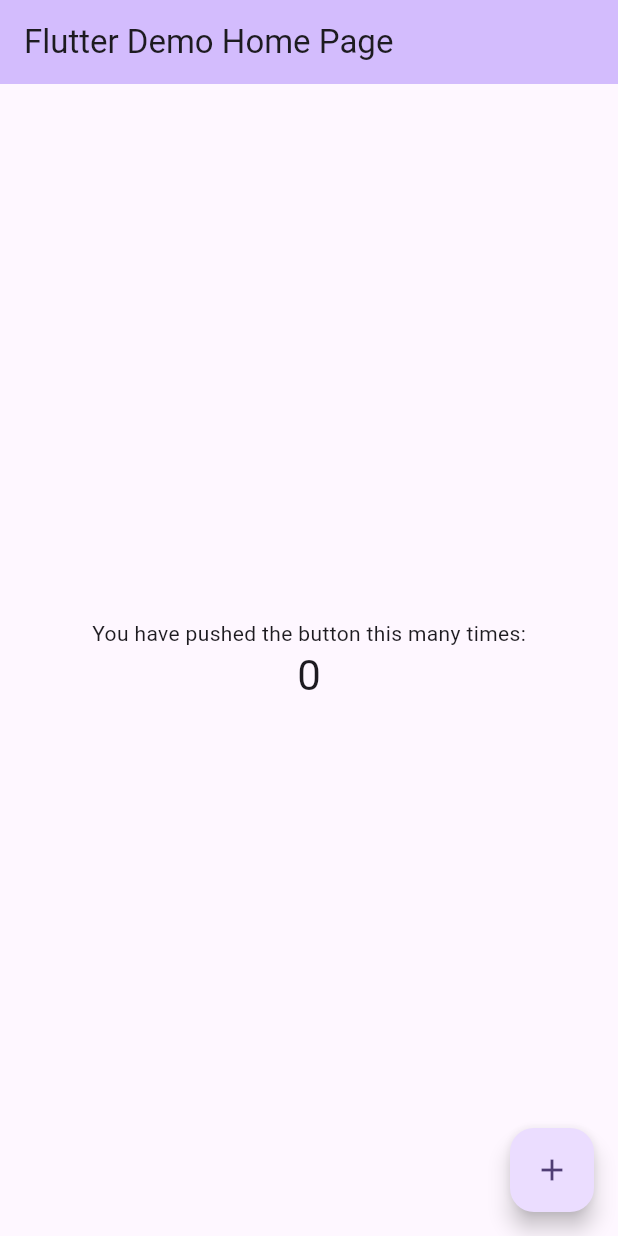
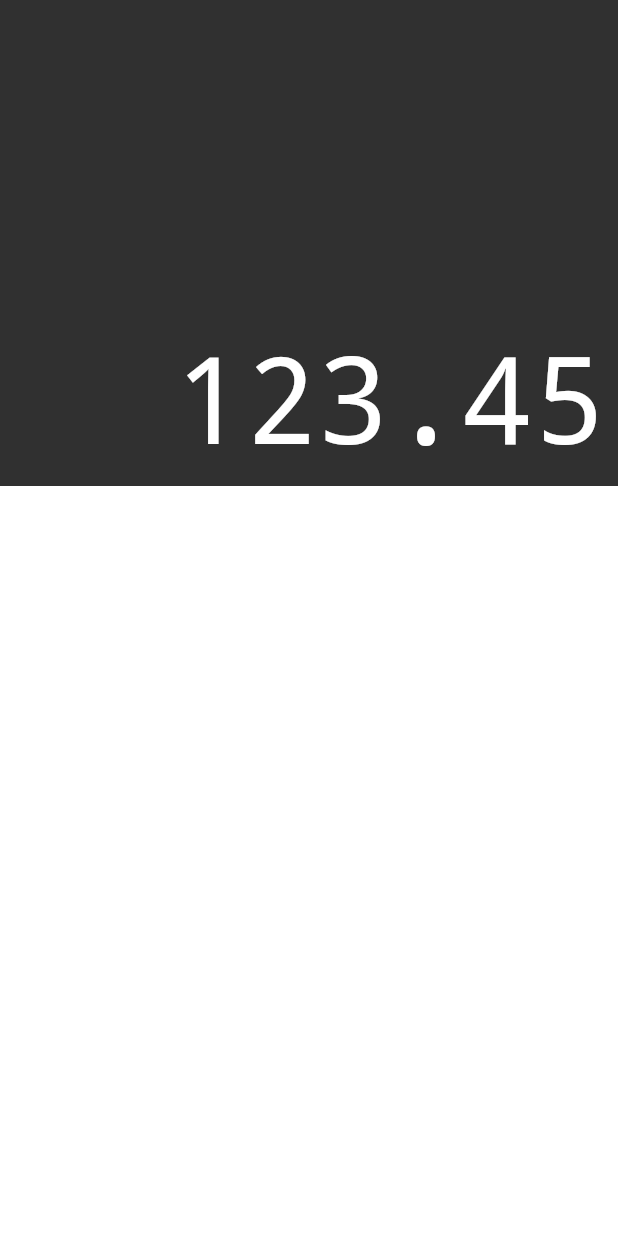
Before and after one commit to Eduardo-Alves-de-Sousa/Calculadora_dart, a Flutter app: the screen it shows after launch, on a phone screen of 412 x 824 dp. Run offline on Flutter 3.47's test engine with Material 3 defaults, Android fonts, the phone set to English and light mode, and no system bars; drawn by our look-alikes of auto_size_text.

Commit message:
constuindo: pastas components e screens com os seus devidos arvivos de display e kayboard juntamente com a adicão de extenção auto_size_text: ^3.0.0 no arquivo pubspec.yaml

```diff
--- /dev/null
+++ b/lib/components/display.dart
@@ -0,0 +1,44 @@
+import 'package:flutter/material.dart';
+// ignore: depend_on_referenced_packages
+import 'package:auto_size_text/auto_size_text.dart';
+// ignore: unnecessary_import
+import 'package:flutter/widgets.dart';
+
+class Display extends StatelessWidget {
+  // ignore: non_constant_identifier_names
+  const Display({super.key,required this.text});
+
+  final String text;
+
+  @override
+  Widget build(BuildContext context) {
+    return Expanded(
+      flex: 1,
+      child: Container(
+        color: const Color.fromRGBO(48, 48, 48, 1),
+        child: Column(
+          mainAxisAlignment: MainAxisAlignment.end,
+          crossAxisAlignment: CrossAxisAlignment.stretch,
+          children: [
+            Padding(
+              padding: const EdgeInsets.all(8.0),
+              child: AutoSizeText(
+                text,
+                minFontSize: 20,
+                maxFontSize: 80,
+                maxLines: 1,
+                textAlign: TextAlign.end,
+                style: const TextStyle(
+                  fontWeight: FontWeight.w100,
+                  decoration: TextDecoration.none,
+                  fontSize: 80,
+                  color: Colors.white,
+                ),
+              ),
+            ),
+          ],
+        ),
+      ),
+    );
+  }
+}
--- /dev/null
+++ b/lib/components/keyboard.dart
@@ -0,0 +1,12 @@
+import 'package:flutter/material.dart';
+
+class Keyboard extends StatelessWidget {
+  const Keyboard({super.key});
+
+  @override
+  Widget build(BuildContext context) {
+    return Container(
+      height: 500,
+    );
+  }
+}
--- a/lib/main.dart
+++ b/lib/main.dart
@@ -1,125 +1,6 @@
 import 'package:flutter/material.dart';
+import 'screens/calculator.dart';
 
 void main() {
-  runApp(const MyApp());
+  runApp(const Calculator());
 }
-
-class MyApp extends StatelessWidget {
-  const MyApp({super.key});
-
-  // This widget is the root of your application.
-  @override
-  Widget build(BuildContext context) {
-    return MaterialApp(
-      title: 'Flutter Demo',
-      theme: ThemeData(
-        // This is the theme of your application.
-        //
-        // TRY THIS: Try running your application with "flutter run". You'll see
-        // the application has a purple toolbar. Then, without quitting the app,
-        // try changing the seedColor in the colorScheme below to Colors.green
-        // and then invoke "hot reload" (save your changes or press the "hot
-        // reload" button in a Flutter-supported IDE, or press "r" if you used
-        // the command line to start the app).
-        //
-        // Notice that the counter didn't reset back to zero; the application
-        // state is not lost during the reload. To reset the state, use hot
-        // restart instead.
-        //
-        // This works for code too, not just values: Most code changes can be
-        // tested with just a hot reload.
-        colorScheme: ColorScheme.fromSeed(seedColor: Colors.deepPurple),
-        useMaterial3: true,
-      ),
-      home: const MyHomePage(title: 'Flutter Demo Home Page'),
-    );
-  }
-}
-
-class MyHomePage extends StatefulWidget {
-  const MyHomePage({super.key, required this.title});
-
-  // This widget is the home page of your application. It is stateful, meaning
-  // that it has a State object (defined below) that contains fields that affect
-  // how it looks.
-
-  // This class is the configuration for the state. It holds the values (in this
-  // case the title) provided by the parent (in this case the App widget) and
-  // used by the build method of the State. Fields in a Widget subclass are
-  // always marked "final".
-
-  final String title;
-
-  @override
-  State<MyHomePage> createState() => _MyHomePageState();
-}
-
-class _MyHomePageState extends State<MyHomePage> {
-  int _counter = 0;
-
-  void _incrementCounter() {
-    setState(() {
-      // This call to setState tells the Flutter framework that something has
-      // changed in this State, which causes it to rerun the build method below
-      // so that the display can reflect the updated values. If we changed
-      // _counter without calling setState(), then the build method would not be
-      // called again, and so nothing would appear to happen.
-      _counter++;
-    });
-  }
-
-  @override
-  Widget build(BuildContext context) {
-    // This method is rerun every time setState is called, for instance as done
-    // by the _incrementCounter method above.
-    //
-    // The Flutter framework has been optimized to make rerunning build methods
-    // fast, so that you can just rebuild anything that needs updating rather
-    // than having to individually change instances of widgets.
-    return Scaffold(
-      appBar: AppBar(
-        // TRY THIS: Try changing the color here to a specific color (to
-        // Colors.amber, perhaps?) and trigger a hot reload to see the AppBar
-        // change color while the other colors stay the same.
-        backgroundColor: Theme.of(context).colorScheme.inversePrimary,
-        // Here we take the value from the MyHomePage object that was created by
-        // the App.build method, and use it to set our appbar title.
-        title: Text(widget.title),
-      ),
-      body: Center(
-        // Center is a layout widget. It takes a single child and positions it
-        // in the middle of the parent.
-        child: Column(
-          // Column is also a layout widget. It takes a list of children and
-          // arranges them vertically. By default, it sizes itself to fit its
-          // children horizontally, and tries to be as tall as its parent.
-          //
-          // Column has various properties to control how it sizes itself and
-          // how it positions its children. Here we use mainAxisAlignment to
-          // center the children vertically; the main axis here is the vertical
-          // axis because Columns are vertical (the cross axis would be
-          // horizontal).
-          //
-          // TRY THIS: Invoke "debug painting" (choose the "Toggle Debug Paint"
-          // action in the IDE, or press "p" in the console), to see the
-          // wireframe for each widget.
-          mainAxisAlignment: MainAxisAlignment.center,
-          children: <Widget>[
-            const Text(
-              'You have pushed the button this many times:',
-            ),
-            Text(
-              '$_counter',
-              style: Theme.of(context).textTheme.headlineMedium,
-            ),
-          ],
-        ),
-      ),
-      floatingActionButton: FloatingActionButton(
-        onPressed: _incrementCounter,
-        tooltip: 'Increment',
-        child: const Icon(Icons.add),
-      ), // This trailing comma makes auto-formatting nicer for build methods.
-    );
-  }
-}
--- /dev/null
+++ b/lib/screens/calculator.dart
@@ -0,0 +1,20 @@
+import 'package:flutter/material.dart';
+import '../components/display.dart';
+import '../components/keyboard.dart';
+
+
+class Calculator extends StatelessWidget {
+  const Calculator({super.key});
+
+  @override
+  Widget build(BuildContext context) {
+    return const MaterialApp(
+      home: Column(
+        children: <Widget>[
+          Display( text: '123.45',),
+          Keyboard(),
+        ],
+      ),
+    );
+  }
+}
--- a/pubspec.yaml
+++ b/pubspec.yaml
@@ -39,6 +39,7 @@ dependencies:
 dev_dependencies:
   flutter_test:
     sdk: flutter
+  auto_size_text: ^3.0.0
 
   # The "flutter_lints" package below contains a set of recommended lints to
   # encourage good coding practices. The lint set provided by the package is
```
Also changed, not shown: pubspec.lock, 1 other file.
